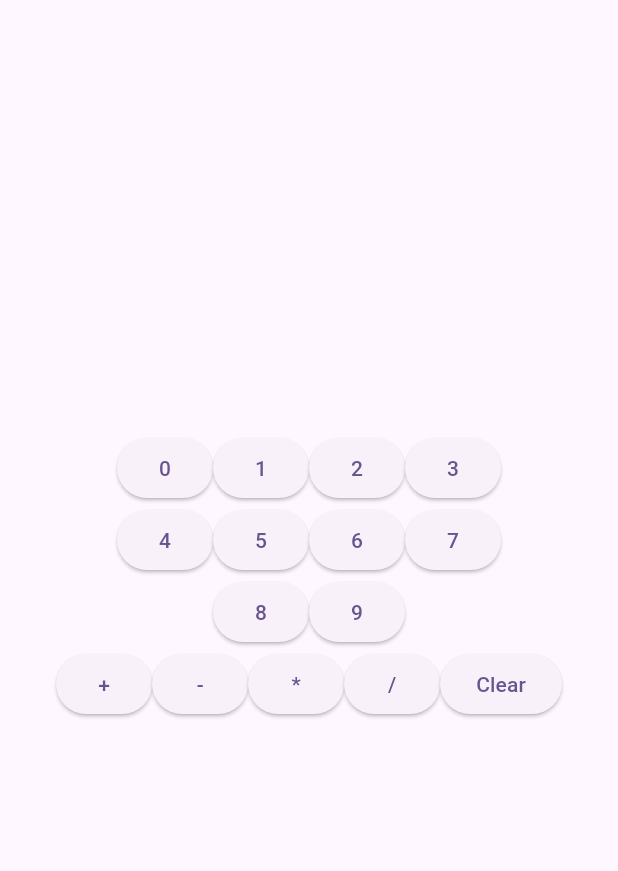
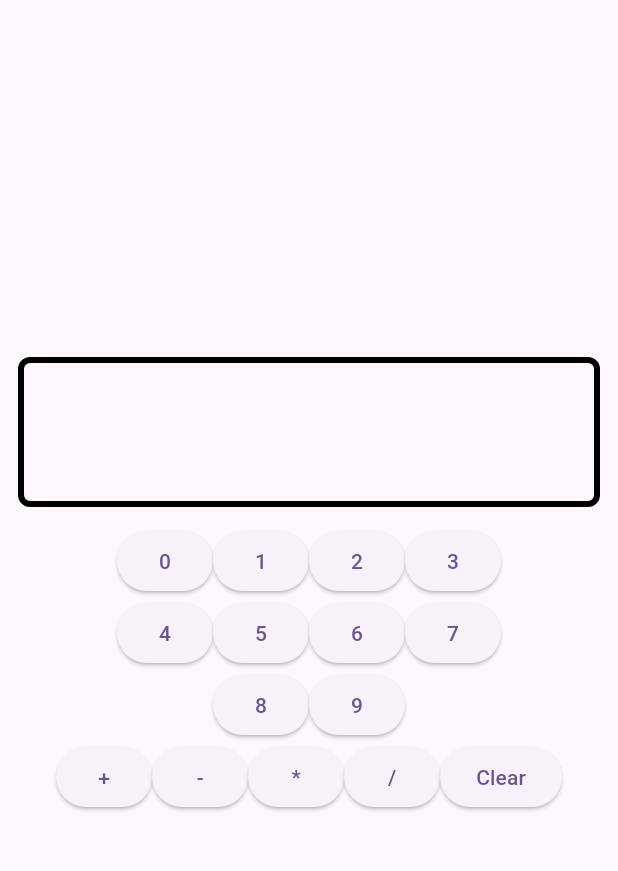
Before and after one commit to Ed-Zheng/MAD_hw1, a Flutter app: the screen it shows after launch, on a phone screen of 412 x 824 dp, the part 84-955 px from its top. Run offline on Flutter 3.47's test engine with Material 3 defaults, Android fonts, the phone set to English and light mode, and no system bars.

Commit message:
Adds display screen
Creates the display screen ui and the space to hold numbers and operators

```diff
--- a/lib/main.dart
+++ b/lib/main.dart
@@ -28,6 +28,7 @@ class MyHomePage extends StatefulWidget {
 }
 
 class _MyHomePageState extends State<MyHomePage> {
+  String displayText = "";
 
   @override
   Widget build(BuildContext context) {
@@ -40,6 +41,25 @@ class _MyHomePageState extends State<MyHomePage> {
       body: Column(
         mainAxisAlignment: MainAxisAlignment.center,
         children: [
+
+          Container(
+            margin: const EdgeInsets.all(12.0),
+            padding: const EdgeInsets.all(16.0),
+            alignment: Alignment.centerRight,
+            width: double.infinity,
+            height: 100,
+            decoration: BoxDecoration(
+              border: Border.all(
+                color: Colors.black,
+                width: 4.0, // thick border
+              ),
+              borderRadius: BorderRadius.circular(8.0),
+            ),
+            child: Text(
+              displayText,
+              style: const TextStyle(fontSize: 32, fontWeight: FontWeight.bold),
+            ),
+          ),
 
           Row(
             mainAxisAlignment: MainAxisAlignment.center,
```
